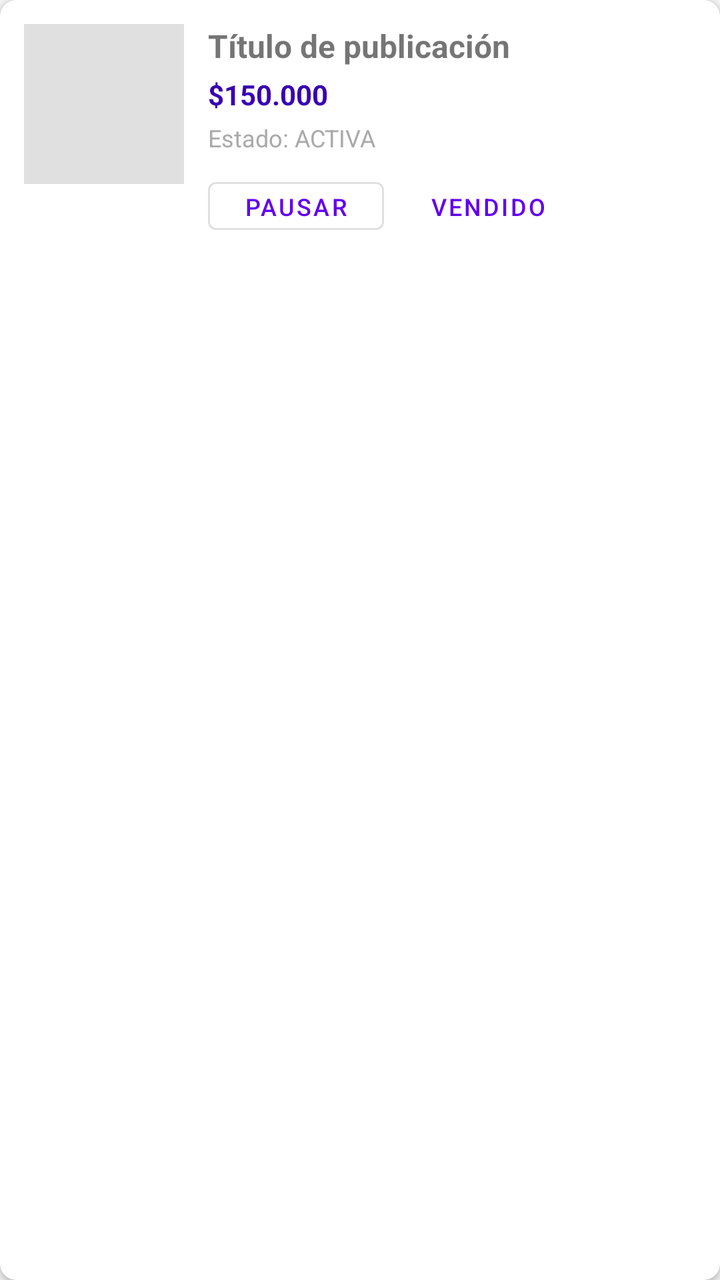
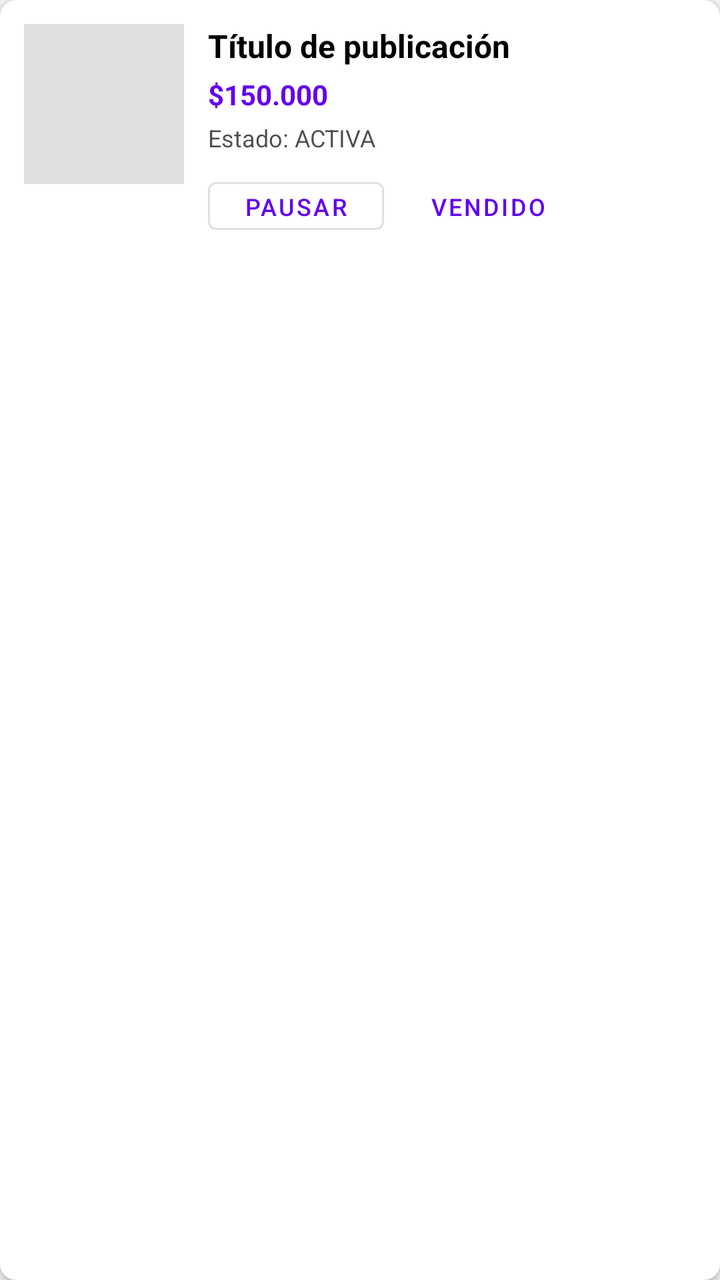

Two renders of the same Android screen: before a commit and after it. Below are the layout's source before the change and the commit's diff.
<!-- AndroidManifest.xml: application theme Theme.TPRondaGrupo2 -->
<!-- res/layout/item_my_publication.xml -->
<?xml version="1.0" encoding="utf-8"?>
<androidx.cardview.widget.CardView xmlns:android="http://schemas.android.com/apk/res/android"
    xmlns:app="http://schemas.android.com/apk/res-auto"
    android:layout_width="match_parent"
    android:layout_height="wrap_content"
    android:layout_marginBottom="12dp"
    app:cardCornerRadius="8dp"
    app:cardElevation="2dp">

    <LinearLayout
        android:layout_width="match_parent"
        android:layout_height="wrap_content"
        android:orientation="horizontal"
        android:padding="12dp">

        <ImageView
            android:id="@+id/ivMyPubThumbnail"
            android:layout_width="80dp"
            android:layout_height="80dp"
            android:scaleType="centerCrop"
            android:background="#E0E0E0"
            android:layout_marginEnd="12dp" />

        <LinearLayout
            android:layout_width="0dp"
            android:layout_height="wrap_content"
            android:layout_weight="1"
            android:orientation="vertical">

            <TextView
                android:id="@+id/tvMyPubTitle"
                android:layout_width="match_parent"
                android:layout_height="wrap_content"
                android:text="Título de publicación"
                android:textStyle="bold"
                android:textSize="16sp"
                android:maxLines="1"
                android:ellipsize="end" />

            <TextView
                android:id="@+id/tvMyPubPrice"
                android:layout_width="match_parent"
                android:layout_height="wrap_content"
                android:text="$150.000"
                android:textColor="@color/purple_700"
                android:textStyle="bold"
                android:layout_marginTop="4dp" />

            <TextView
                android:id="@+id/tvMyPubState"
                android:layout_width="match_parent"
                android:layout_height="wrap_content"
                android:text="Estado: ACTIVA"
                android:textSize="12sp"
                android:textColor="@android:color/darker_gray"
                android:layout_marginTop="4dp" />

            <LinearLayout
                android:layout_width="match_parent"
                android:layout_height="wrap_content"
                android:orientation="horizontal"
                android:layout_marginTop="8dp">

                <Button
                    android:id="@+id/btnMyPubPause"
                    android:layout_width="wrap_content"
                    android:layout_height="36dp"
                    android:text="Pausar"
                    android:textSize="12sp"
                    style="@style/Widget.MaterialComponents.Button.OutlinedButton"
                    android:layout_marginEnd="8dp" />

                <Button
                    android:id="@+id/btnMyPubSell"
                    android:layout_width="wrap_content"
                    android:layout_height="36dp"
                    android:text="Vendido"
                    android:textSize="12sp"
                    style="@style/Widget.MaterialComponents.Button.TextButton" />
            </LinearLayout>
        </LinearLayout>
    </LinearLayout>
</androidx.cardview.widget.CardView>
<!-- resources referenced by this layout -->
<resources>
  <color name="purple_700">#FF3700B3</color>
  <style name="Theme.TPRondaGrupo2" parent="Theme.MaterialComponents.DayNight.NoActionBar">
          
          <item name="colorPrimary">@color/purple_500</item>
          <item name="colorPrimaryVariant">@color/purple_700</item>
          <item name="colorOnPrimary">@color/white</item>
          
          <item name="colorSecondary">@color/teal_200</item>
          <item name="colorSecondaryVariant">@color/teal_700</item>
          <item name="colorOnSecondary">@color/black</item>
          
          <item name="android:statusBarColor">?attr/colorPrimaryVariant</item>
          
          <item name="colorSurface">@color/white</item>
          <item name="colorOnSurface">@color/black</item>
          <item name="android:colorBackground">#F5F5F5</item>
          <item name="colorOnBackground">@color/black</item>
          <item name="android:windowBackground">?android:attr/colorBackground</item>
      </style>
  <color name="purple_500">#FF6200EE</color>
  <color name="white">#FFFFFFFF</color>
  <color name="teal_200">#FF03DAC5</color>
  <color name="teal_700">#FF018786</color>
  <color name="black">#FF000000</color>
</resources>

<!-- the commit's change to res/layout/item_my_publication.xml (unified diff, before → after) -->
@@ -1,11 +1,12 @@
 <?xml version="1.0" encoding="utf-8"?>
-<androidx.cardview.widget.CardView xmlns:android="http://schemas.android.com/apk/res/android"
+<com.google.android.material.card.MaterialCardView xmlns:android="http://schemas.android.com/apk/res/android"
     xmlns:app="http://schemas.android.com/apk/res-auto"
     android:layout_width="match_parent"
     android:layout_height="wrap_content"
     android:layout_marginBottom="12dp"
     app:cardCornerRadius="8dp"
-    app:cardElevation="2dp">
+    app:cardElevation="2dp"
+    app:cardBackgroundColor="?attr/colorSurface">
 
     <LinearLayout
         android:layout_width="match_parent"
@@ -32,6 +33,7 @@
                 android:layout_width="match_parent"
                 android:layout_height="wrap_content"
                 android:text="Título de publicación"
+                android:textColor="?attr/colorOnSurface"
                 android:textStyle="bold"
                 android:textSize="16sp"
                 android:maxLines="1"
@@ -42,7 +44,7 @@
                 android:layout_width="match_parent"
                 android:layout_height="wrap_content"
                 android:text="$150.000"
-                android:textColor="@color/purple_700"
+                android:textColor="@color/purple_500"
                 android:textStyle="bold"
                 android:layout_marginTop="4dp" />
 
@@ -52,7 +54,8 @@
                 android:layout_height="wrap_content"
                 android:text="Estado: ACTIVA"
                 android:textSize="12sp"
-                android:textColor="@android:color/darker_gray"
+                android:textColor="?attr/colorOnSurface"
+                android:alpha="0.7"
                 android:layout_marginTop="4dp" />
 
             <LinearLayout
@@ -80,4 +83,4 @@
             </LinearLayout>
         </LinearLayout>
     </LinearLayout>
-</androidx.cardview.widget.CardView>
+</com.google.android.material.card.MaterialCardView>
